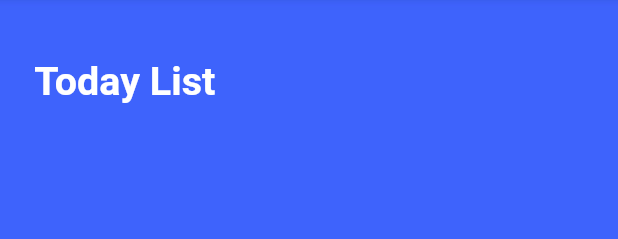
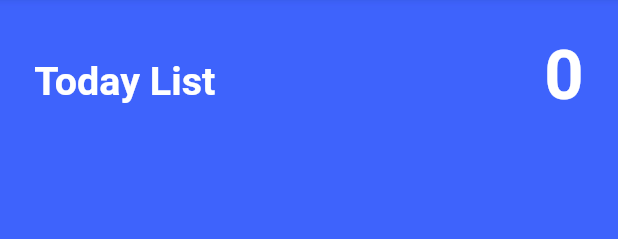
Before and after one commit to ljyo2o9/To_do_List, a Flutter app: what body() shows on an empty page, opened directly, on a phone screen of 412 x 824 dp. Shown: the top 239 px of the screen. Run offline on Flutter 3.47's test engine with Material 2 defaults, Android fonts, the phone set to English and light mode, and no system bars; our stand-ins replace flutter_screenutil, introduction_screen, shared_preferences; accounts and stored records are empty.

Commit message:
List 개수

```diff
--- a/lib/MainScreen/body.dart
+++ b/lib/MainScreen/body.dart
@@ -19,22 +19,49 @@ Container body(BuildContext context) {
         Padding(
           padding: EdgeInsets.only(top: 20.h, bottom: 20.h),
           child: Row(
+            //360 130 230
+            crossAxisAlignment: CrossAxisAlignment.start,
+            mainAxisAlignment: MainAxisAlignment.start,
             children: [
               SizedBox(width: 20.w),
-              Padding(
-                padding: EdgeInsets.only(top: 13.h),
+              SizedBox(
+                width: 110.w,
+                child: Padding(
+                  padding: EdgeInsets.only(top: 13.h),
+                  child: Text(
+                    "Today List",
+                    style: TextStyle(
+                      color: Colors.white,
+                      fontSize: 23.sp,
+                      fontWeight: FontWeight.bold,
+                    ),
+                  ),
+                ),
+              ),
+              SizedBox(
+                width: 210.w,
                 child: Text(
-                  "Today List",
+                  listController.todolist.length.toString(),
+                  textAlign: TextAlign.end,
                   style: TextStyle(
                     color: Colors.white,
-                    fontSize: 23.sp,
+                    fontSize: 40.sp,
                     fontWeight: FontWeight.bold,
                   ),
                 ),
               ),
+              SizedBox(width: 20.w),
             ],
           ),
         ),
+        //ListView
+        //ListView
+        //ListView
+        //ListView
+        //ListView
+        //ListView
+        //ListView
+        //ListView
         Expanded(
           child: ListView.builder(
             physics: const BouncingScrollPhysics(),
```
